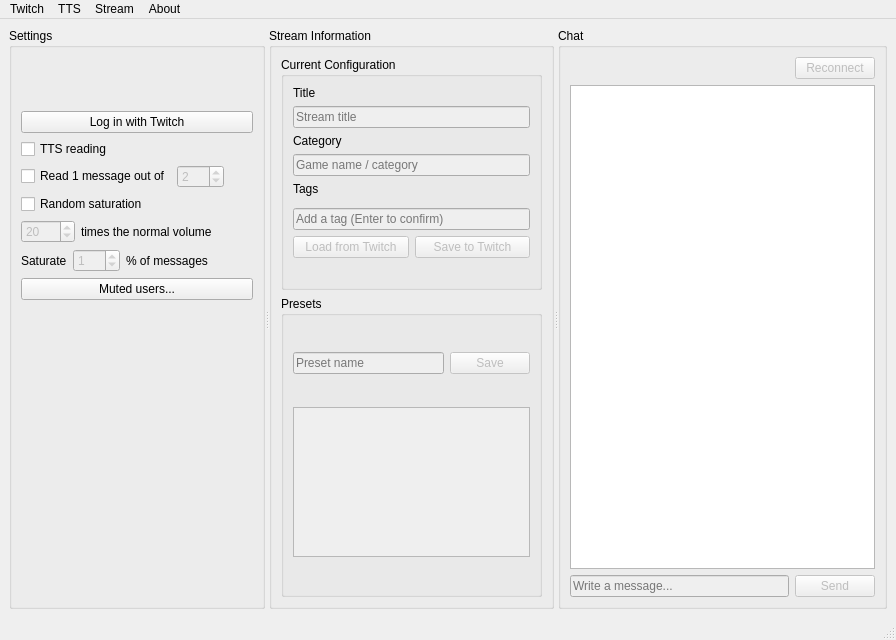
First picture: the form in mainwindow.ui, repository Akkun752/LutherTools, before the edit.
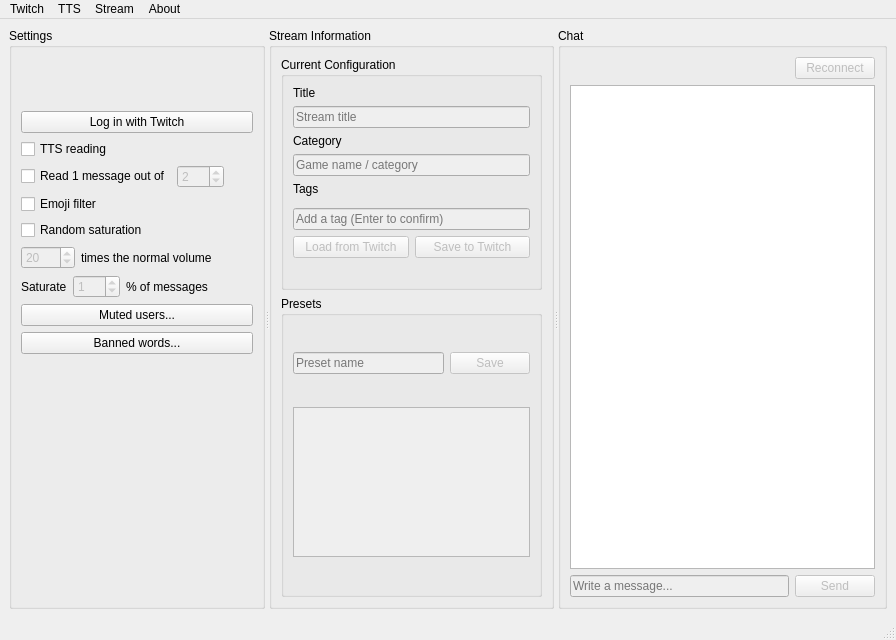
Second picture: the form after the edit. Icons and pictures are not drawn.

Diff of the .ui file:
```diff
--- a/mainwindow.ui
+++ b/mainwindow.ui
@@ -172,6 +172,13 @@
           </item>
          </layout>
         </item>
+        <item>
+         <widget class="QCheckBox" name="emojiFilterCheckBox">
+          <property name="text">
+           <string>Emoji filter</string>
+          </property>
+         </widget>
+        </item>
         <item>
          <widget class="QCheckBox" name="saturationCheckBox">
           <property name="text">
@@ -273,6 +280,13 @@
           </property>
          </widget>
         </item>
+        <item>
+         <widget class="QPushButton" name="bannedWordsButton">
+          <property name="text">
+           <string>Banned words...</string>
+          </property>
+         </widget>
+        </item>
         <item>
          <spacer name="connexionSpacer">
           <property name="orientation">
```
Left out of the diff: 6 changed lines with no effect on the pictures.
